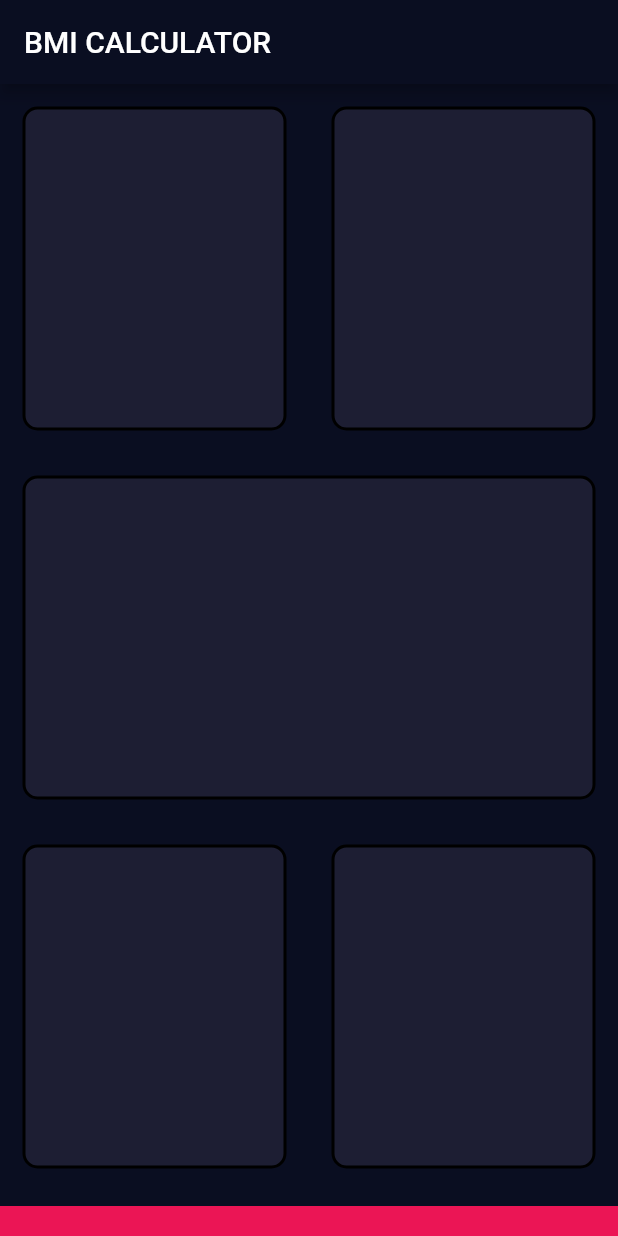
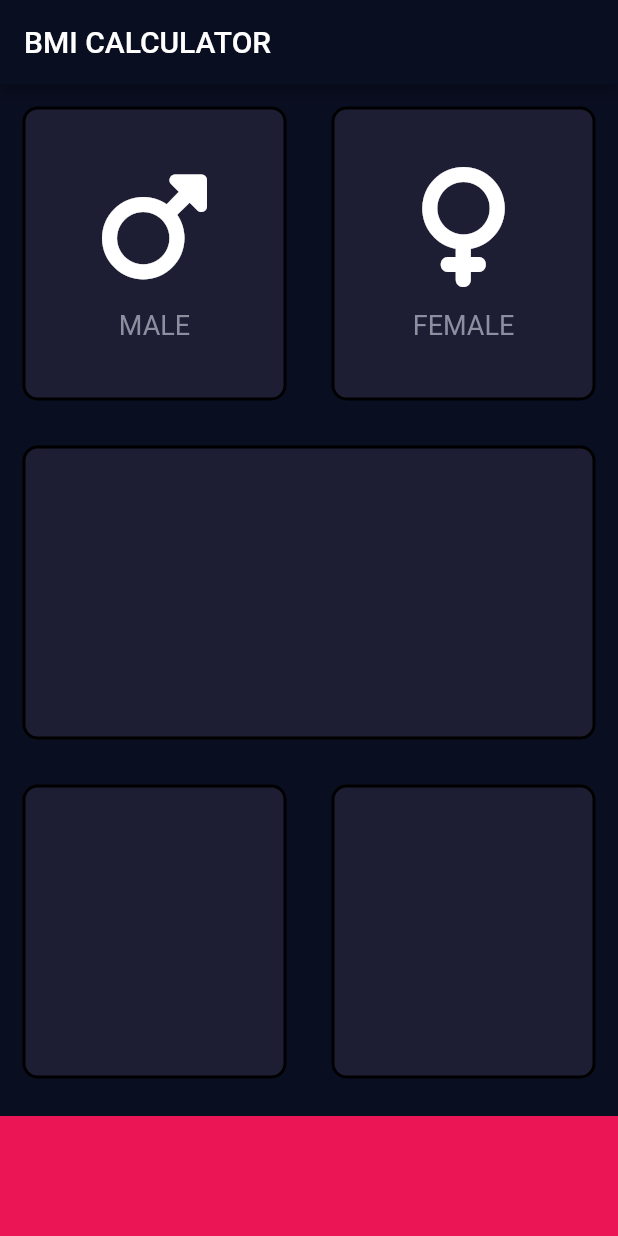
Before and after one commit to rawnakchourasia/bmi_calculator_flutter, a Flutter app: the screen it shows after launch, on a phone screen of 412 x 824 dp. Run offline on Flutter 3.47's test engine with Material 2 defaults, Android fonts, the phone set to English and light mode, and no system bars; our stand-ins replace font_awesome_flutter.

Commit message:
Creating reusable widgets

```diff
--- a/lib/input_page.dart
+++ b/lib/input_page.dart
@@ -1,6 +1,9 @@
 import 'package:flutter/material.dart';
+import 'package:font_awesome_flutter/font_awesome_flutter.dart';
+import './widgets/icon_content.dart';
+import './widgets/reusable_card.dart';
 
-const double bottomContainerHeight = 20;
+const double bottomContainerHeight = 80;
 const Color activeCardColor = Color(0xff1d1e33);
 const Color bottomContainerColor = Color(0xffeb1555);
 
@@ -27,10 +30,18 @@ class _InputPageState extends State<InputPage> {
             Expanded(
                 child: ReusableCard(
               colour: activeCardColor,
+              cardChild: IconContent(
+                icon: FontAwesomeIcons.mars,
+                label: "MALE",
+              ),
             )),
             Expanded(
               child: ReusableCard(
                 colour: activeCardColor,
+                cardChild: IconContent(
+                  icon: FontAwesomeIcons.venus,
+                  label: "FEMALE",
+                ),
               ),
             )
           ])),
@@ -64,23 +75,3 @@ class _InputPageState extends State<InputPage> {
     );
   }
 }
-
-class ReusableCard extends StatelessWidget {
-  final Color colour;
-  const ReusableCard({super.key, required this.colour});
-
-  @override
-  Widget build(BuildContext context) {
-    return Container(
-      margin: const EdgeInsets.all(15),
-      decoration: BoxDecoration(
-        color: colour,
-        borderRadius: BorderRadius.circular(10),
-        border: Border.all(
-          color: Colors.black,
-          width: 2,
-        ),
-      ),
-    );
-  }
-}
--- /dev/null
+++ b/lib/widgets/icon_content.dart
@@ -0,0 +1,30 @@
+import 'package:flutter/material.dart';
+
+const labelTextStyle = TextStyle(fontSize: 18, color: Color(0xff8d8e9f));
+
+class IconContent extends StatelessWidget {
+  const IconContent({super.key, this.icon, required this.label});
+
+  final IconData? icon;
+  final String label;
+
+  @override
+  Widget build(BuildContext context) {
+    return Column(
+      mainAxisAlignment: MainAxisAlignment.center,
+      children: <Widget>[
+        Icon(
+          icon,
+          size: 80,
+        ),
+        const SizedBox(
+          height: 15,
+        ),
+        Text(
+          label,
+          style: labelTextStyle,
+        )
+      ],
+    );
+  }
+}
--- /dev/null
+++ b/lib/widgets/reusable_card.dart
@@ -0,0 +1,23 @@
+import 'package:flutter/material.dart';
+
+class ReusableCard extends StatelessWidget {
+  const ReusableCard({super.key, required this.colour, this.cardChild});
+  final Color colour;
+  final Widget? cardChild;
+
+  @override
+  Widget build(BuildContext context) {
+    return Container(
+      margin: const EdgeInsets.all(15),
+      decoration: BoxDecoration(
+        color: colour,
+        borderRadius: BorderRadius.circular(10),
+        border: Border.all(
+          color: Colors.black,
+          width: 2,
+        ),
+      ),
+      child: cardChild,
+    );
+  }
+}
```
Also changed, not shown: pubspec.yaml (+3 -4 lines), pubspec.lock.
